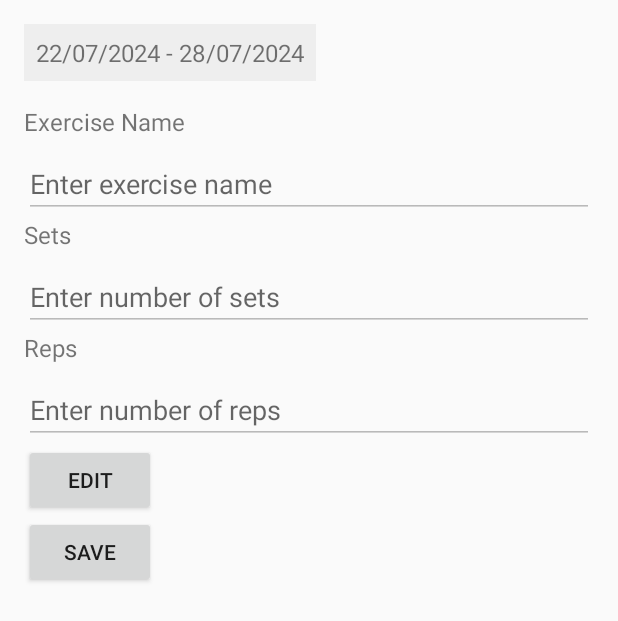
After one commit to zyraaxo/SoloGymApp, an Android app built with Jetpack Compose: the editExercise screen opened directly, with no data from a screen before it, on a phone screen of 412 x 824 dp. The commit adds this screen. Shown: the top 621 px of the screen. Run offline under Robolectric (Android 15) with nearby library versions, the phone set to English and light mode, and no system bars.

```diff
--- a/app/src/main/AndroidManifest.xml
+++ b/app/src/main/AndroidManifest.xml
@@ -32,6 +32,10 @@
         <activity android:name=".exercise" />
         <activity android:name=".apiRecevier" />
         <activity android:name=".ExerciseSelectionActivity" />
+        <activity android:name=".editExercise" />
+        <activity android:name=".signUp" />
+
+
 
 
 
--- /dev/null
+++ b/app/src/main/java/com/example/gymapp/editExercise.java
@@ -0,0 +1,110 @@
+package com.example.gymapp;
+
+import static android.app.PendingIntent.getActivity;
+
+import android.content.Intent;
+import android.os.Bundle;
+import android.view.View;
+import android.widget.Button;
+import android.widget.EditText;
+import android.widget.TextView;
+import android.widget.Toast;
+
+import androidx.activity.ComponentActivity;
+
+import java.text.SimpleDateFormat;
+import java.util.Calendar;
+import java.util.Locale;
+
+public class editExercise extends ComponentActivity {
+
+    private EditText editTextName, editTextSets, editTextReps;
+    private TextView textViewDays;
+    private int position;
+
+    @Override
+    protected void onCreate(Bundle savedInstanceState) {
+        super.onCreate(savedInstanceState);
+        setContentView(R.layout.edit_workout); // Ensure this is the correct layout file
+
+        // Initialize the TextView for the date range
+        textViewDays = findViewById(R.id.dayText);
+
+        // Initialize the EditTexts for exercise details
+        editTextName = findViewById(R.id.edit);
+        editTextSets = findViewById(R.id.editTextSets);
+        editTextReps = findViewById(R.id.editTextReps);
+
+        // Get the current week starting from Monday
+        Calendar calendar = Calendar.getInstance();
+        calendar.setFirstDayOfWeek(Calendar.MONDAY);
+        calendar.set(Calendar.DAY_OF_WEEK, Calendar.MONDAY);
+
+        SimpleDateFormat format = new SimpleDateFormat("dd/MM/yyyy", Locale.getDefault());
+        String firstDay = format.format(calendar.getTime());
+
+        calendar.add(Calendar.DAY_OF_MONTH, 6);
+        String lastDay = format.format(calendar.getTime());
+
+        // Set the date range in the TextView
+        String dateRange = firstDay + " - " + lastDay;
+        textViewDays.setText(dateRange);
+
+        // Retrieve workout details from the intent
+        Intent intent = getIntent();
+        String name = intent.getStringExtra("EXERCISE_NAME");
+        String sets = intent.getStringExtra("SETS");
+        String reps = intent.getStringExtra("REPS");
+        position = intent.getIntExtra("POSITION", -1);
+
+        // Populate the fields with the workout details
+        if (name != null) {
+            editTextName.setText(name);
+        }
+        if (sets != null) {
+            editTextSets.setText(sets);
+        }
+        if (reps != null) {
+            editTextReps.setText(reps);
+        }
+
+        Button saveBtn = findViewById(R.id.saveBtn);
+        saveBtn.setOnClickListener(v -> {
+            // Handle saving the edited workout details
+            String updatedName = editTextName.getText().toString();
+            String updatedSets = editTextSets.getText().toString();
+            String updatedReps = editTextReps.getText().toString();
+
+            // Pass the updated details back to the previous activity
+            Intent resultIntent = new Intent();
+            resultIntent.putExtra("UPDATED_NAME", updatedName);
+            resultIntent.putExtra("UPDATED_SETS", updatedSets);
+            resultIntent.putExtra("UPDATED_REPS", updatedReps);
+            resultIntent.putExtra("POSITION", position);
+            setResult(RESULT_OK, resultIntent);
+            Toast.makeText(this, "Exercise updated successfully",
+                    Toast.LENGTH_LONG).show();
+            finish();
+        });
+
+        Button editBtn = findViewById(R.id.editBtn);
+        editBtn.setOnClickListener(v -> {
+            editTextName.setEnabled(true);
+            editTextSets.setEnabled(true);
+            editTextReps.setEnabled(true);
+            editTextName.setFocusable(true);
+            editTextReps.setFocusable(true);
+            editTextSets.setFocusable(true);
+
+            editTextSets.setFocusableInTouchMode(true);
+            editTextReps.setFocusableInTouchMode(true);
+
+
+
+            saveBtn.setEnabled(true);
+            saveBtn.setVisibility(View.VISIBLE);
+
+
+        });
+    }
+}
--- /dev/null
+++ b/app/src/main/res/layout/edit_workout.xml
@@ -0,0 +1,78 @@
+<?xml version="1.0" encoding="utf-8"?>
+<LinearLayout xmlns:android="http://schemas.android.com/apk/res/android"
+    android:orientation="vertical"
+    android:layout_width="match_parent"
+    android:layout_height="match_parent"
+    android:padding="16dp">
+
+    <!-- TextView for displaying the date range -->
+    <TextView
+        android:id="@+id/dayText"
+        android:layout_width="wrap_content"
+        android:layout_height="wrap_content"
+        android:text=""
+        android:textSize="16sp"
+        android:layout_marginBottom="16dp"
+        android:background="#EEEEEE"
+        android:padding="8dp"/>
+
+    <!-- TextView for exercise name -->
+    <TextView
+        android:layout_width="wrap_content"
+        android:layout_height="wrap_content"
+        android:text="Exercise Name"
+        android:textSize="16sp"
+        android:layout_marginBottom="8dp"/>
+    <EditText
+        android:id="@+id/edit"
+        android:layout_width="match_parent"
+        android:layout_height="wrap_content"
+        android:hint="Enter exercise name"
+        android:enabled="false"
+    android:focusable="false"
+    android:focusableInTouchMode="false" />
+
+    <!-- TextView for sets -->
+    <TextView
+        android:layout_width="wrap_content"
+        android:layout_height="wrap_content"
+        android:text="Sets"
+        android:textSize="16sp"
+        android:layout_marginBottom="8dp"/>
+    <EditText
+        android:id="@+id/editTextSets"
+        android:layout_width="match_parent"
+        android:layout_height="wrap_content"
+        android:hint="Enter number of sets"
+        android:enabled="false"
+    android:focusable="false"
+    android:focusableInTouchMode="false" />
+
+    <!-- TextView for reps -->
+    <TextView
+        android:layout_width="wrap_content"
+        android:layout_height="wrap_content"
+        android:text="Reps"
+        android:textSize="16sp"
+        android:layout_marginBottom="8dp"/>
+    <EditText
+        android:id="@+id/editTextReps"
+        android:layout_width="match_parent"
+        android:layout_height="wrap_content"
+        android:hint="Enter number of reps"
+        android:enabled="false"
+    android:focusable="false"
+    android:focusableInTouchMode="false" />
+
+    <Button
+        android:id="@+id/editBtn"
+        android:layout_width="wrap_content"
+        android:layout_height="wrap_content"
+        android:text="Edit" />
+
+    <Button
+        android:id="@+id/saveBtn"
+        android:layout_width="wrap_content"
+        android:layout_height="wrap_content"
+        android:text="Save" />
+</LinearLayout>
--- a/app/src/main/res/layout/sign_up.xml
+++ b/app/src/main/res/layout/sign_up.xml
@@ -18,6 +18,7 @@
         android:layout_marginBottom="100dp"/>
 
     <EditText
+        android:id="@+id/editTextUsername"
         android:layout_width="300dp"
         android:layout_height="50dp"
         android:fontFamily="@font/uber"
@@ -42,6 +43,7 @@
 
 
     <EditText
+        android:id="@+id/editTextPassword"
         android:layout_width="300dp"
         android:layout_height="50dp"
         android:fontFamily="@font/uber"
@@ -66,6 +68,8 @@
         android:layout_marginBottom="20dp"/>
 
     <Button
+        android:id="@+id/submitBtn"
+
         android:layout_width="64dp"
         android:layout_height="64dp"
         android:layout_marginTop="80dp"
```
Also changed, not shown: app/src/main/java/com/example/gymapp/DatabaseHelper.java (added, +45 -0 lines), app/src/main/java/com/example/gymapp/MainActivity.java (+21 -5 lines), app/src/main/java/com/example/gymapp/Workout.java (+17 -2 lines), app/src/main/java/com/example/gymapp/exercise.java (+57 -2 lines), app/src/main/java/com/example/gymapp/signUp.java (added, +59 -0 lines), app/src/main/res/layout/exercise_log.xml (+20 -0 lines).
